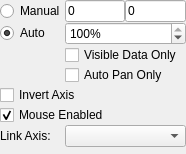
Above: pyqtgraph/graphicsItems/ViewBox/axisCtrlTemplate.ui from pyqtgraph/pyqtgraph before the change. Below: the same form after it.
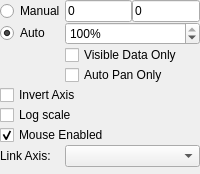
That is the form after the change.

Diff of the .ui file:
```diff
--- a/pyqtgraph/graphicsItems/ViewBox/axisCtrlTemplate.ui
+++ b/pyqtgraph/graphicsItems/ViewBox/axisCtrlTemplate.ui
@@ -6,8 +6,8 @@
    <rect>
     <x>0</x>
     <y>0</y>
-    <width>186</width>
-    <height>154</height>
+    <width>200</width>
+    <height>174</height>
    </rect>
   </property>
   <property name="maximumSize">
@@ -26,14 +26,14 @@
    <property name="spacing">
     <number>0</number>
    </property>
-   <item row="7" column="0" colspan="2">
+   <item row="8" column="0" colspan="2">
     <widget class="QLabel" name="label">
      <property name="text">
       <string>Link Axis:</string>
      </property>
     </widget>
    </item>
-   <item row="7" column="2" colspan="2">
+   <item row="8" column="2" colspan="2">
     <widget class="QComboBox" name="linkCombo">
      <property name="toolTip">
       <string>&lt;html&gt;&lt;head/&gt;&lt;body&gt;&lt;p&gt;Links this axis with another view. When linked, both views will display the same data range.&lt;/p&gt;&lt;/body&gt;&lt;/html&gt;</string>
@@ -121,7 +121,7 @@
      </property>
     </widget>
    </item>
-   <item row="6" column="0" colspan="4">
+   <item row="7" column="0" colspan="4">
     <widget class="QCheckBox" name="mouseCheck">
      <property name="toolTip">
       <string>&lt;html&gt;&lt;head/&gt;&lt;body&gt;&lt;p&gt;Enables mouse interaction (panning, scaling) for this axis.&lt;/p&gt;&lt;/body&gt;&lt;/html&gt;</string>
@@ -154,6 +154,16 @@
      </property>
     </widget>
    </item>
+   <item row="6" column="0" colspan="4">
+    <widget class="QCheckBox" name="logCheck">
+     <property name="toolTip">
+      <string>&lt;html&gt;&lt;head/&gt;&lt;body&gt;&lt;p&gt;Use log scale&lt;/p&gt;&lt;/body&gt;&lt;/html&gt;</string>
+     </property>
+     <property name="text">
+      <string>Log scale</string>
+     </property>
+    </widget>
+   </item>
   </layout>
  </widget>
  <resources/>
```
